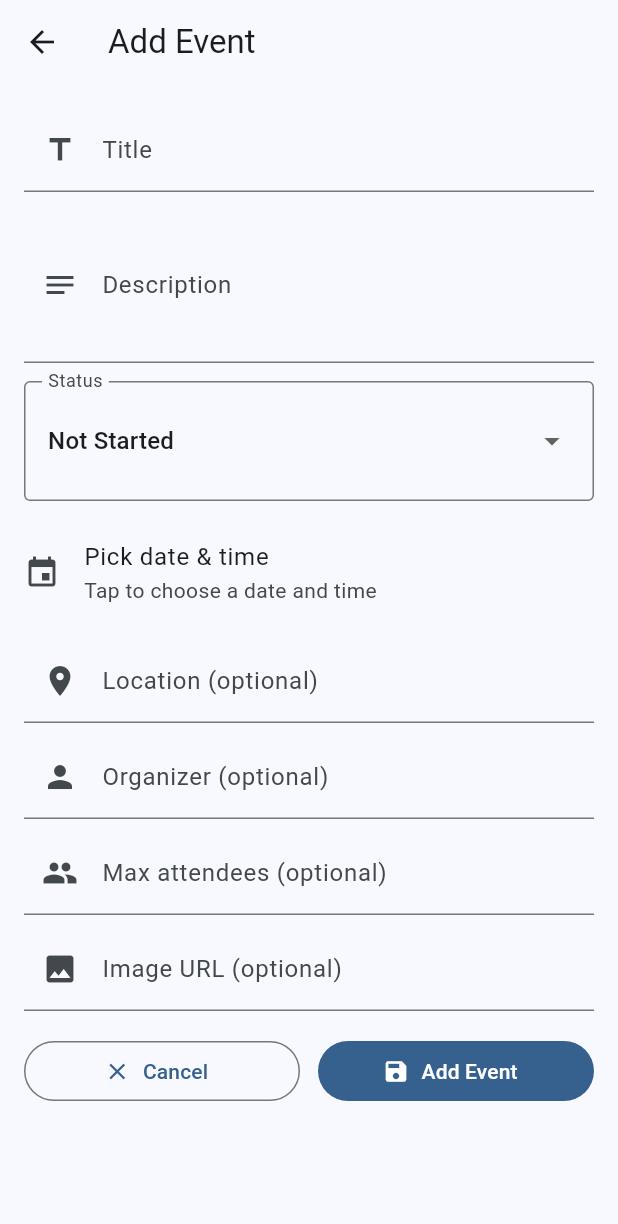
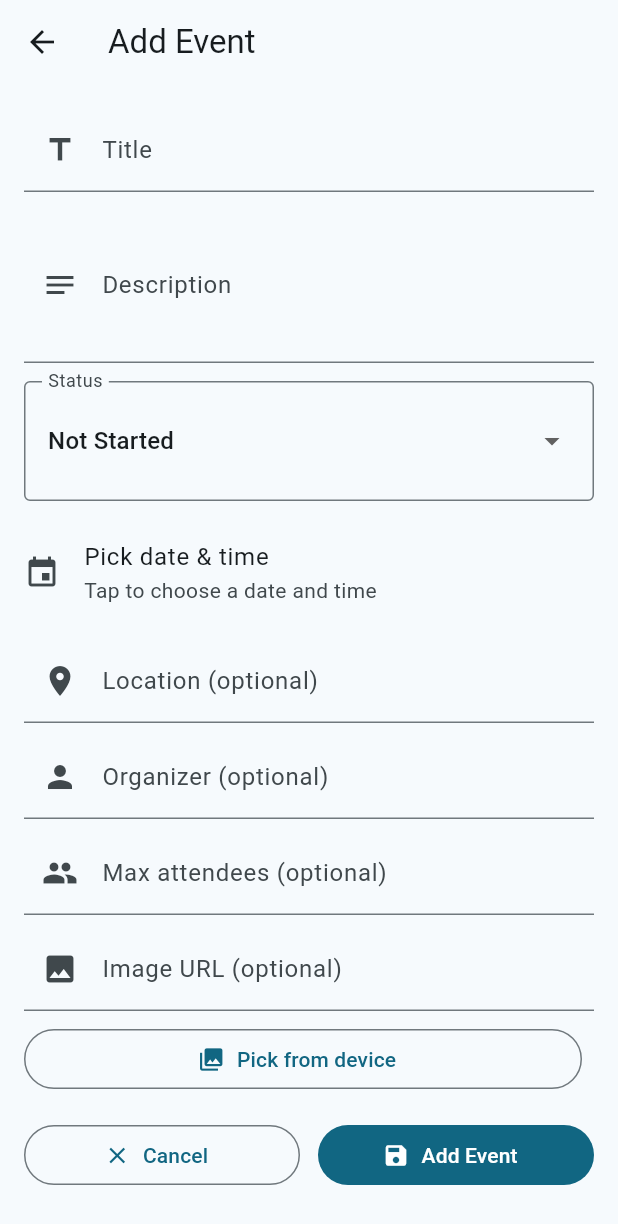
Before and after one commit to AhmedGTaha/itcs444-a2, a Flutter app: the AddEditEventPage screen opened directly, on a phone screen of 412 x 824 dp. Shown: the top 1224 px of the screen. Run offline on Flutter 3.47's test engine with Material 3 defaults, Android fonts, the phone set to English and light mode, and no system bars; our stand-ins replace file_picker, shared_preferences; accounts and stored records are empty.

Commit message:
added the upload image feature

```diff
--- a/assignment_2/lib/main.dart
+++ b/assignment_2/lib/main.dart
@@ -1,22 +1,20 @@
-// ITCS444 – Assignment #2: Campus Events Manager
+// ITCS444 – Assignment #2: Campus Events Manager (with SmartImage)
 // Paste this entire file as lib/main.dart in a new Flutter project.
-// Then add the dependency below to your pubspec.yaml and run `flutter pub get`.
+// Then add these dependencies to your pubspec.yaml and run `flutter pub get`:
+//   shared_preferences: ^2.3.2
+//   http: ^1.2.2
 //
-// pubspec.yaml (add under dependencies:)
-//   shared_preferences: ^2.3.2
-//
-// Optional: If you want image picking from gallery, also add:
-//   image_picker: ^1.1.2
-// (This code uses only a URL field to keep dependencies minimal.)
-//
-// Tested with Flutter 3.22+ (Material 3). If you use older Flutter, replace
-// SegmentedButton with a DropdownButton or ChoiceChips.
+// Android: ensure INTERNET permission in android/app/src/main/AndroidManifest.xml
+//   <uses-permission android:name="android.permission.INTERNET"/>
 
 import 'dart:convert';
 import 'dart:typed_data';
-import 'package:http/http.dart' as http;
+
 import 'package:flutter/material.dart';
 import 'package:shared_preferences/shared_preferences.dart';
+import 'package:http/http.dart' as http;
+import 'dart:io';
+import 'package:file_picker/file_picker.dart';
 
 void main() {
   runApp(const EventsApp());
@@ -60,7 +58,8 @@ class EventItem {
   String? organizer;
   int? maxAttendees;
   int attendees;
-  String? imageUrl; // keep it simple (no picker dependency)
+  String? imageUrl; // remote image
+  String? imagePath; // local device image path
   bool favorite;
 
   EventItem({
@@ -74,6 +73,7 @@ class EventItem {
     this.maxAttendees,
     this.attendees = 0,
     this.imageUrl,
+    this.imagePath,
     this.favorite = false,
   });
 
@@ -88,6 +88,7 @@ class EventItem {
         'maxAttendees': maxAttendees,
         'attendees': attendees,
         'imageUrl': imageUrl,
+        'imagePath': imagePath,
         'favorite': favorite,
       };
 
@@ -102,9 +103,11 @@ class EventItem {
         maxAttendees: m['maxAttendees'] as int?,
         attendees: (m['attendees'] as num?)?.toInt() ?? 0,
         imageUrl: (m['imageUrl'] as String?)?.trim().isEmpty == true ? null : m['imageUrl'] as String?,
+        imagePath: (m['imagePath'] as String?)?.trim().isEmpty == true ? null : m['imagePath'] as String?,
         favorite: m['favorite'] == true,
       );
 }
+
 
 // ========================= STORAGE =========================
 
@@ -138,7 +141,7 @@ class EventsApp extends StatelessWidget {
       title: 'Campus Events',
       theme: ThemeData(
         useMaterial3: true,
-        colorSchemeSeed: Colors.blue,
+        colorSchemeSeed: Colors.blueGrey,
         brightness: Brightness.light,
       ),
       home: const EventsHomePage(),
@@ -181,9 +184,7 @@ class _EventsHomePageState extends State<EventsHomePage> {
   Future<void> _persist() async => _repo.save(_items);
 
   List<EventItem> get _visible {
-    final now = DateTime.now();
-    final list = _items.toList()
-      ..sort((a, b) => a.dateTime.compareTo(b.dateTime));
+    final list = _items.toList()..sort((a, b) => a.dateTime.compareTo(b.dateTime));
     switch (_filter) {
       case Filter.all:
         return list;
@@ -426,12 +427,23 @@ class _EventCard extends StatelessWidget {
               const SizedBox(height: 4),
               Text(event.title, style: Theme.of(context).textTheme.titleLarge?.copyWith(fontWeight: FontWeight.bold)),
               const SizedBox(height: 6),
-              if (event.imageUrl != null)
+              if (event.imagePath != null)
+                ClipRRect(
+                  borderRadius: BorderRadius.circular(12),
+                  child: Image.file(
+                    File(event.imagePath!),
+                    height: 160,
+                    width: double.infinity,
+                    fit: BoxFit.cover,
+                    errorBuilder: (_, __, ___) => const SizedBox(height: 160, child: Center(child: Text('Image failed to load'))),
+                  ),
+                )
+              else if (event.imageUrl != null)
                 ClipRRect(
                   borderRadius: BorderRadius.circular(12),
                   child: _SmartImage(url: event.imageUrl!, height: 160),
                 ),
-              if (event.imageUrl != null) const SizedBox(height: 8),
+              if (event.imagePath != null || event.imageUrl != null) const SizedBox(height: 8),
               Text(event.description, maxLines: 4, overflow: TextOverflow.ellipsis),
               const SizedBox(height: 8),
               Wrap(
@@ -458,12 +470,10 @@ class _EventCard extends StatelessWidget {
                   ),
                   const Spacer(),
                   IconButton.filledTonal(onPressed: () => onDec(event), icon: const Icon(Icons.remove)),
-
                   Padding(
                     padding: const EdgeInsets.all(5.0),
-                    child: Text('${event.attendees}', style: const TextStyle(fontFeatures: [])),
+                    child: Text('${event.attendees}'),
                   ),
-
                   IconButton.filled(onPressed: () => onInc(event), icon: const Icon(Icons.add)),
                 ],
               )
@@ -521,6 +531,7 @@ class _AddEditEventPageState extends State<AddEditEventPage> {
   final _organizer = TextEditingController();
   final _maxAtt = TextEditingController();
   final _imageUrl = TextEditingController();
+  String? _imagePath; // local file path
 
   @override
   void initState() {
@@ -536,6 +547,7 @@ class _AddEditEventPageState extends State<AddEditEventPage> {
       _organizer.text = e.organizer ?? '';
       _maxAtt.text = e.maxAttendees?.toString() ?? '';
       _imageUrl.text = e.imageUrl ?? '';
+      _imagePath = e.imagePath;
     }
   }
 
@@ -601,6 +613,7 @@ class _AddEditEventPageState extends State<AddEditEventPage> {
       maxAttendees: max,
       attendees: existing?.attendees ?? 0,
       imageUrl: _imageUrl.text.trim().isEmpty ? null : _imageUrl.text.trim(),
+      imagePath: _imagePath,
       favorite: existing?.favorite ?? false,
     );
 
@@ -691,6 +704,41 @@ class _AddEditEventPageState extends State<AddEditEventPage> {
               controller: _imageUrl,
               decoration: const InputDecoration(labelText: 'Image URL (optional)', prefixIcon: Icon(Icons.image)),
             ),
+            const SizedBox(height: 8),
+            Row(
+              children: [
+                Expanded(
+                  child: OutlinedButton.icon(
+                    onPressed: () async {
+                      final res = await FilePicker.platform.pickFiles(type: FileType.image);
+                      if (res != null && res.files.single.path != null) {
+                        setState(() {
+                          _imagePath = res.files.single.path;
+                        });
+                      }
+                    },
+                    icon: const Icon(Icons.photo_library),
+                    label: const Text('Pick from device'),
+                  ),
+                ),
+                const SizedBox(width: 8),
+                if (_imagePath != null)
+                  Expanded(
+                    child: OutlinedButton.icon(
+                      onPressed: () => setState(() => _imagePath = null),
+                      icon: const Icon(Icons.clear),
+                      label: const Text('Remove local image'),
+                    ),
+                  ),
+              ],
+            ),
+            if (_imagePath != null) Padding(
+              padding: const EdgeInsets.only(top: 6),
+              child: Text(
+                'Selected: '+ (File(_imagePath!).uri.pathSegments.isNotEmpty ? File(_imagePath!).uri.pathSegments.last : _imagePath!),
+                style: const TextStyle(fontStyle: FontStyle.italic),
+              ),
+            ),
             const SizedBox(height: 16),
             Row(
               children: [
@@ -713,11 +761,12 @@ class _AddEditEventPageState extends State<AddEditEventPage> {
             )
           ],
         ),
-      ),
-    );
+      )
+      );
   }
 }
 
+// ========================= SMART IMAGE (hotlink/CORS-friendly) =========================
 class _SmartImage extends StatelessWidget {
   final String url;
   final double height;
@@ -728,12 +777,11 @@ class _SmartImage extends StatelessWidget {
     final resp = await http.get(
       uri,
       headers: {
-        // Some CDNs expect a browsery UA / referer before serving the asset:
         'User-Agent': 'Mozilla/5.0 (Flutter)',
-        'Referer': uri.scheme + '://' + uri.host,
+        'Referer': '${uri.scheme}://${uri.host}',
       },
     );
-    if (resp.statusCode != 200) {
+    if (resp.statusCode != 200 || resp.bodyBytes.isEmpty) {
       throw Exception('HTTP ${resp.statusCode}');
     }
     return resp.bodyBytes;
@@ -758,7 +806,12 @@ class _SmartImage extends StatelessWidget {
         }
         return ClipRRect(
           borderRadius: BorderRadius.circular(12),
-          child: Image.memory(snap.data!, height: height, width: double.infinity, fit: BoxFit.cover),
+          child: Image.memory(
+            snap.data!,
+            height: height,
+            width: double.infinity,
+            fit: BoxFit.cover,
+          ),
         );
       },
     );
--- a/assignment_2/pubspec.yaml
+++ b/assignment_2/pubspec.yaml
@@ -28,8 +28,9 @@ environment:
 # the latest version available on pub.dev. To see which dependencies have newer
 # versions available, run `flutter pub outdated`.
 dependencies:
+  shared_preferences: ^2.3.2
   http: ^1.2.2
-  shared_preferences: ^2.3.2
+  file_picker: ^8.0.3
   flutter:
     sdk: flutter
 
```
Also changed, not shown: assignment_2/images/img_1.jpg (added), assignment_2/images/img_2.jpg (added), assignment_2/images/img_3.jpg (added), assignment_2/pubspec.lock, 1 other file.
